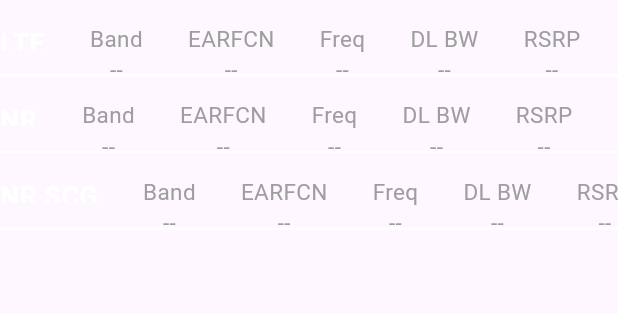
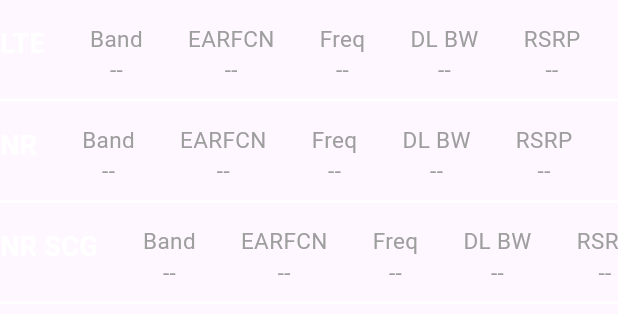
Before and after one commit to chakshit2004h/internship_task, a Flutter app: what mainPage() shows on an empty page, opened directly, on a phone screen of 412 x 824 dp. Shown: the top 314 px of the screen. Run offline on Flutter 3.47's test engine with Material 3 defaults, Android fonts, the phone set to English and light mode, and no system bars.

Commit message:
second commit

```diff
--- a/lib/widget/appbar.dart
+++ b/lib/widget/appbar.dart
@@ -44,7 +44,7 @@ class _CustomAppBarState extends State<CustomAppBar> {
               fontWeight: FontWeight.bold,
             ),
           ),
-          const SizedBox(width: 80),
+          const SizedBox(width: 10),
           PopupMenuButton<String>(
             color: Colors.black87,
             icon: const Icon(
--- a/lib/widget/value_container.dart
+++ b/lib/widget/value_container.dart
@@ -30,7 +30,7 @@ class _mainPageState extends State<mainPage> {
             },
             child: AnimatedContainer(
               width: double.infinity,
-              height: isExpanded_1 ? mq.height * 0.06 : mq.height* 0.15,
+              height: isExpanded_1 ? mq.height * 0.08 : mq.height* 0.15,
               duration: const Duration(milliseconds: 300),
               curve: Curves.easeInOut,
               child: Row(
@@ -58,7 +58,7 @@ class _mainPageState extends State<mainPage> {
                                   "Band",
                                   style: AppWidget.lightTextStyle(),
                                 ),
-                                 Text(
+                                Text(
                                   "--",
                                   style: AppWidget.lightTextStyle(),
                                 ),
@@ -187,7 +187,7 @@ class _mainPageState extends State<mainPage> {
             },
             child: AnimatedContainer(
               width: double.infinity,
-              height: isExpanded_2 ? mq.height * 0.06 : mq.height* 0.15,
+              height: isExpanded_2 ? mq.height * 0.08 : mq.height* 0.15,
               duration: const Duration(milliseconds: 300),
               curve: Curves.easeInOut,
               child: Row(
@@ -202,7 +202,7 @@ class _mainPageState extends State<mainPage> {
                     ),
                   ),
                   // Wrap the columns in a horizontally scrollable view
-                 Expanded(
+                  Expanded(
                     child: SingleChildScrollView(
                       scrollDirection: Axis.horizontal,
                       child: Row(
@@ -215,7 +215,7 @@ class _mainPageState extends State<mainPage> {
                                   "Band",
                                   style: AppWidget.lightTextStyle(),
                                 ),
-                                 Text(
+                                Text(
                                   "--",
                                   style: AppWidget.lightTextStyle(),
                                 ),
@@ -344,7 +344,7 @@ class _mainPageState extends State<mainPage> {
             },
             child: AnimatedContainer(
               width: double.infinity,
-              height: isExpanded_3 ? mq.height * 0.06 : mq.height* 0.15,
+              height: isExpanded_3 ? mq.height * 0.08 : mq.height* 0.15,
               duration: const Duration(milliseconds: 300),
               curve: Curves.easeInOut,
               child: Row(
```
Also changed, not shown: lib/pages/homepage.dart (+22 -10 lines).
